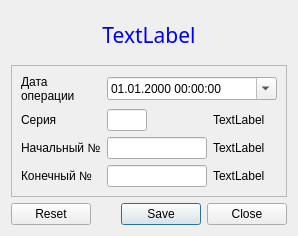
Old version of the form docnewdialog.ui in the repository rust3128/Stamps.
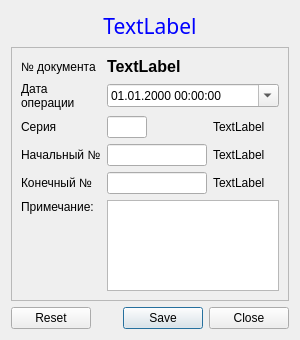
New version of the form.

Commit message: create docs

```diff
--- a/docnewdialog.ui
+++ b/docnewdialog.ui
@@ -6,8 +6,8 @@
    <rect>
     <x>0</x>
     <y>0</y>
-    <width>298</width>
-    <height>236</height>
+    <width>300</width>
+    <height>340</height>
    </rect>
   </property>
   <property name="windowTitle">
@@ -46,7 +46,7 @@
       <enum>QFrame::Raised</enum>
      </property>
      <layout class="QGridLayout" name="gridLayout_2">
-      <item row="0" column="0">
+      <item row="1" column="0">
        <widget class="QLabel" name="label_4">
         <property name="text">
          <string>Дата
@@ -54,14 +54,14 @@
         </property>
        </widget>
       </item>
-      <item row="1" column="0">
+      <item row="2" column="0">
        <widget class="QLabel" name="label">
         <property name="text">
          <string>Серия</string>
         </property>
        </widget>
       </item>
-      <item row="1" column="1">
+      <item row="2" column="1">
        <widget class="QLineEdit" name="lineEditSerial">
         <property name="minimumSize">
          <size>
@@ -80,21 +80,28 @@
         </property>
        </widget>
       </item>
-      <item row="1" column="2">
+      <item row="2" column="2">
        <widget class="QLabel" name="labelInfoSer">
         <property name="text">
          <string>TextLabel</string>
         </property>
        </widget>
       </item>
-      <item row="2" column="0">
+      <item row="3" column="0">
        <widget class="QLabel" name="label_2">
         <property name="text">
          <string>Начальный №</string>
         </property>
        </widget>
       </item>
-      <item row="2" column="1">
+      <item row="0" column="0">
+       <widget class="QLabel" name="label_5">
+        <property name="text">
+         <string>№ документа</string>
+        </property>
+       </widget>
+      </item>
+      <item row="3" column="1">
        <widget class="QLineEdit" name="lineEditBeginNum">
         <property name="minimumSize">
          <size>
@@ -110,21 +117,21 @@
         </property>
        </widget>
       </item>
-      <item row="2" column="2">
+      <item row="3" column="2">
        <widget class="QLabel" name="labelInfoBeg">
         <property name="text">
          <string>TextLabel</string>
         </property>
        </widget>
       </item>
-      <item row="3" column="0">
+      <item row="4" column="0">
        <widget class="QLabel" name="label_3">
         <property name="text">
          <string>Конечный №</string>
         </property>
        </widget>
       </item>
-      <item row="3" column="1">
+      <item row="4" column="1">
        <widget class="QLineEdit" name="lineEditEndNum">
         <property name="minimumSize">
          <size>
@@ -140,14 +147,14 @@
         </property>
        </widget>
       </item>
-      <item row="3" column="2">
+      <item row="4" column="2">
        <widget class="QLabel" name="labelInfoEnd">
         <property name="text">
          <string>TextLabel</string>
         </property>
        </widget>
       </item>
-      <item row="0" column="1" colspan="2">
+      <item row="1" column="1" colspan="2">
        <widget class="QDateTimeEdit" name="dateDoc">
         <property name="wrapping">
          <bool>false</bool>
@@ -160,6 +167,30 @@
         </property>
        </widget>
       </item>
+      <item row="0" column="1">
+       <widget class="QLabel" name="labelNumDoc">
+        <property name="font">
+         <font>
+          <pointsize>12</pointsize>
+          <weight>75</weight>
+          <bold>true</bold>
+         </font>
+        </property>
+        <property name="text">
+         <string>TextLabel</string>
+        </property>
+       </widget>
+      </item>
+      <item row="5" column="0" alignment="Qt::AlignTop">
+       <widget class="QLabel" name="label_6">
+        <property name="text">
+         <string>Примечание:</string>
+        </property>
+       </widget>
+      </item>
+      <item row="5" column="1" colspan="2">
+       <widget class="QPlainTextEdit" name="plainTextEditComments"/>
+      </item>
      </layout>
     </widget>
    </item>
```
Left out of the diff: 7 changed lines with no effect on the pictures. The commit also changes 2 other files.
